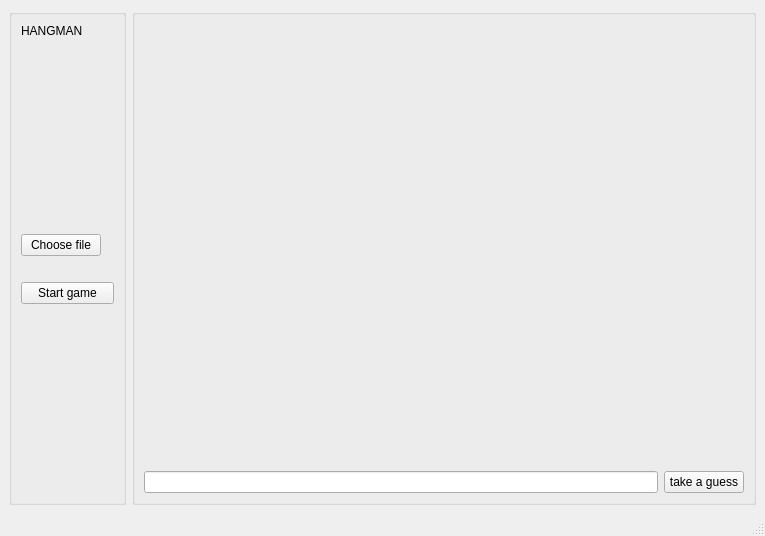
xanderaerts/QtHangman, file QtHangman/mainwindow.ui: the form before one commit.
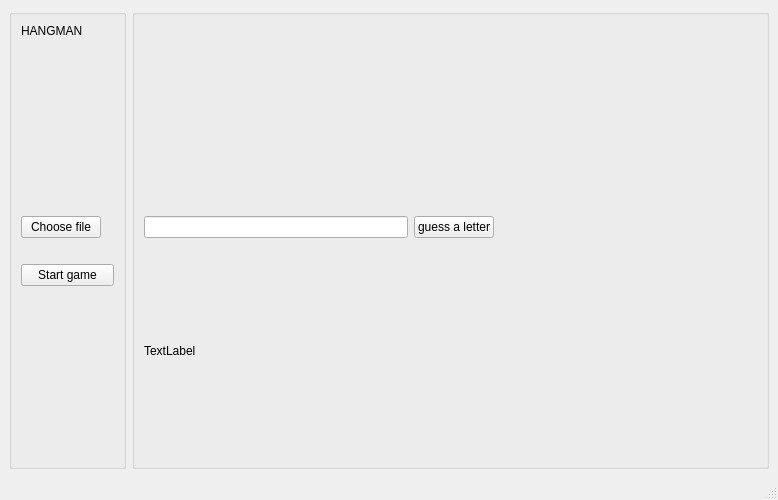
The form after the commit.

Commit message: dubble guess

Patch:
```diff
--- a/QtHangman/mainwindow.ui
+++ b/QtHangman/mainwindow.ui
@@ -6,8 +6,8 @@
    <rect>
     <x>0</x>
     <y>0</y>
-    <width>765</width>
-    <height>536</height>
+    <width>778</width>
+    <height>500</height>
    </rect>
   </property>
   <property name="windowTitle">
@@ -98,11 +98,30 @@
       <property name="title">
        <string/>
       </property>
+      <layout class="QVBoxLayout" name="verticalLayout_4">
+       <item>
       <layout class="QVBoxLayout" name="verticalLayout_3">
        <item>
+          <layout class="QHBoxLayout" name="horizontalLayout_4">
+           <item>
         <widget class="QWidget" name="widget_labels" native="true"/>
        </item>
        <item>
+            <spacer name="horizontalSpacer_2">
+             <property name="orientation">
+              <enum>Qt::Horizontal</enum>
+             </property>
+             <property name="sizeHint" stdset="0">
+              <size>
+               <width>108</width>
+               <height>20</height>
+              </size>
+             </property>
+            </spacer>
+           </item>
+          </layout>
+         </item>
+         <item>
         <layout class="QHBoxLayout" name="horizontalLayout_3">
          <item>
           <widget class="QLineEdit" name="lineEdit_guess"/>
@@ -110,11 +129,33 @@
          <item>
           <widget class="QPushButton" name="pushButton">
            <property name="text">
-            <string>take a guess</string>
+              <string>guess a letter</string>
            </property>
           </widget>
          </item>
-        </layout>
+           <item>
+            <spacer name="horizontalSpacer">
+             <property name="orientation">
+              <enum>Qt::Horizontal</enum>
+             </property>
+             <property name="sizeHint" stdset="0">
+              <size>
+               <width>98</width>
+               <height>20</height>
+              </size>
+             </property>
+            </spacer>
+           </item>
+          </layout>
+         </item>
+        </layout>
+       </item>
+       <item>
+        <widget class="QLabel" name="label_errorGuessTwice">
+         <property name="text">
+          <string>TextLabel</string>
+         </property>
+        </widget>
        </item>
       </layout>
      </widget>
```
Left out of the diff: 12 changed lines with no effect on the pictures. Lines whose indentation alone changed are shown as unchanged. The commit also changes 2 other files.
